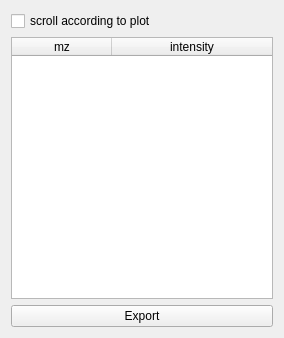
The window that Orbitool/UI/Spectrum.ui (l460289052/Orbitool) describes before a commit, drawn with Qt 5.
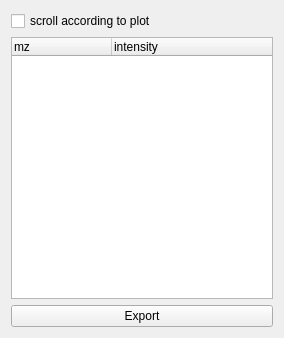
The same window after the commit.

Commit message: show spectrum mz/intensity table; lru_cache bug fix

```diff
--- a/Orbitool/UI/Spectrum.ui
+++ b/Orbitool/UI/Spectrum.ui
@@ -26,15 +26,24 @@
      <attribute name="horizontalHeaderStretchLastSection">
       <bool>true</bool>
      </attribute>
+     <attribute name="verticalHeaderVisible">
+      <bool>false</bool>
+     </attribute>
      <column>
       <property name="text">
        <string>mz</string>
       </property>
+      <property name="textAlignment">
+       <set>AlignLeading|AlignVCenter</set>
+      </property>
      </column>
      <column>
       <property name="text">
        <string>intensity</string>
       </property>
+      <property name="textAlignment">
+       <set>AlignLeading|AlignVCenter</set>
+      </property>
      </column>
     </widget>
    </item>
```
Left out of the diff: 3 changed lines with no effect on the pictures. The commit also changes 12 other files.
